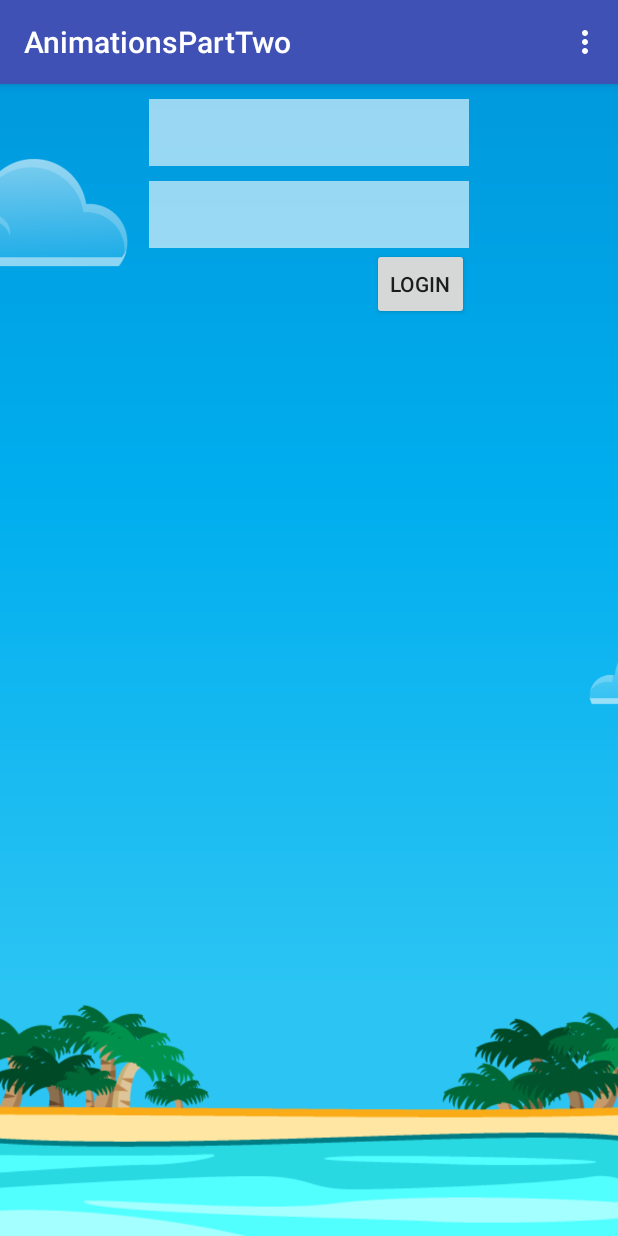
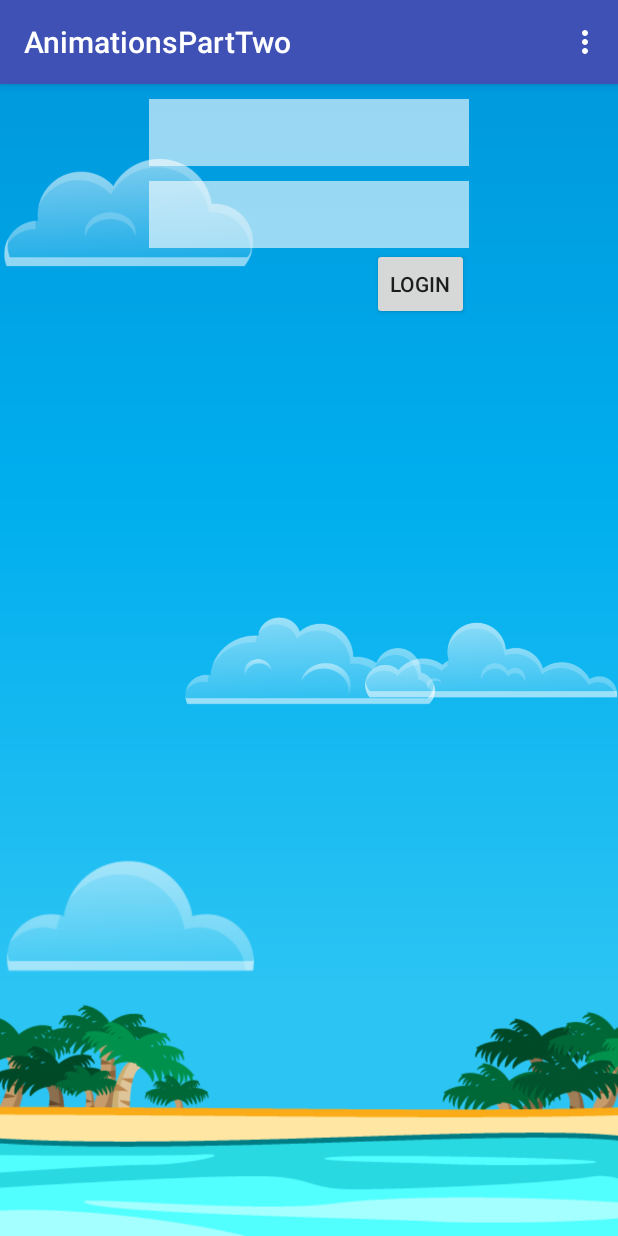
Before and after one commit to JavaAshdod/AnimationsPartTwo, an Android app: the screen it shows after launch (MainActivity), on a phone screen of 412 x 824 dp. Run offline under Robolectric (Android 15) with nearby library versions, the phone set to English and light mode, and no system bars.

```diff
--- a/app/src/main/java/tomerbu/edu/animationsparttwo/MainActivity.java
+++ b/app/src/main/java/tomerbu/edu/animationsparttwo/MainActivity.java
@@ -2,6 +2,8 @@ package tomerbu.edu.animationsparttwo;
 
 import android.animation.Animator;
 import android.animation.AnimatorInflater;
+import android.animation.ObjectAnimator;
+import android.animation.ValueAnimator;
 import android.os.Bundle;
 import android.support.design.widget.FloatingActionButton;
 import android.support.design.widget.Snackbar;
@@ -11,6 +13,10 @@ import android.view.View;
 import android.view.Menu;
 import android.view.MenuItem;
 import android.widget.ImageView;
+import android.widget.RelativeLayout;
+import android.widget.Toast;
+
+import java.util.Random;
 
 public class MainActivity extends AppCompatActivity {
 
@@ -23,6 +29,7 @@ public class MainActivity extends AppCompatActivity {
     private ImageView ivCloud2;
     private ImageView ivCloud3;
     private ImageView ivCloud4;
+    private RelativeLayout layout;
 
     //1)
     @Override
@@ -34,45 +41,57 @@ public class MainActivity extends AppCompatActivity {
 
         Toolbar toolbar = (Toolbar) findViewById(R.id.toolbar);
         setSupportActionBar(toolbar);
-        cloud1Animator = AnimatorInflater.loadAnimator(this, R.animator.move_cloud);
-        cloud2Animator = AnimatorInflater.loadAnimator(this, R.animator.move_cloud2);
-        cloud3Animator = AnimatorInflater.loadAnimator(this, R.animator.move_cloud3);
-        cloud4Animator = AnimatorInflater.loadAnimator(this, R.animator.move_cloud4);
-        animateClouds();
+
     }
+
 
     private void findViews() {
         ivCloud1 = (ImageView) findViewById(R.id.ivCloud1);
         ivCloud2 = (ImageView) findViewById(R.id.ivCloud2);
         ivCloud3 = (ImageView) findViewById(R.id.ivCloud3);
         ivCloud4 = (ImageView) findViewById(R.id.ivCloud4);
+        layout = (RelativeLayout) findViewById(R.id.layout);
     }
 
-    private void animateClouds() {
-        cloud1Animator.setTarget(ivCloud1);
-        cloud1Animator.start();
+    private void animateClouds(View... cloudViews) {
+        Random rand = new Random();
+        for (View cloudView : cloudViews) {
 
-        cloud2Animator.setTarget(ivCloud2);
-        cloud2Animator.start();
+            int layoutWidth = layout.getWidth();
+            int cloudWidth = cloudView.getWidth();
 
-        cloud3Animator.setTarget(ivCloud3);
-        cloud3Animator.start();
+            float startCloudPosition = 0 - cloudWidth;
+            float finalCloudPosition = layoutWidth + cloudWidth;
 
-        cloud4Animator.setTarget(ivCloud4);
-        cloud4Animator.start();
 
+            ObjectAnimator cloudAnimator = ObjectAnimator.ofFloat(cloudView, "X", startCloudPosition, finalCloudPosition);
+            cloudAnimator.setRepeatCount(ObjectAnimator.INFINITE);
+            cloudAnimator.setRepeatMode(ValueAnimator.RESTART);
+            cloudAnimator.setDuration(6000 + rand.nextInt(3000));
+            cloudAnimator.setStartDelay(rand.nextInt(2000));
+            cloudAnimator.start();
+
+        }
     }
 
-    //2)
-    @Override
-    protected void onStart() {
-        super.onStart();
-    }
 
     //3)
     @Override
     protected void onResume() {
         super.onResume();
+    }
+
+    @Override
+    public void onWindowFocusChanged(boolean hasFocus) {
+        super.onWindowFocusChanged(hasFocus);
+
+        ivCloud1.setX( 0 - ivCloud1.getWidth());
+        ivCloud2.setX( 0 - ivCloud2.getWidth());
+        ivCloud3.setX( 0 - ivCloud3.getWidth());
+        ivCloud4.setX( 0 - ivCloud4.getWidth());
+
+        animateClouds(ivCloud1, ivCloud2, ivCloud3, ivCloud4);
+
     }
 
     @Override
--- a/app/src/main/res/animator/move_cloud.xml
+++ /dev/null
@@ -1,12 +0,0 @@
-<?xml version="1.0" encoding="utf-8"?>
-<set xmlns:android="http://schemas.android.com/apk/res/android">
-    <objectAnimator
-        android:duration="7000"
-        android:propertyName="translationX"
-        android:valueFrom="-500"
-        android:valueTo="1100"
-        android:repeatCount="infinite"
-        android:repeatMode="restart"
-        android:interpolator="@android:anim/accelerate_decelerate_interpolator"
-        />
-</set>
--- a/app/src/main/res/animator/move_cloud2.xml
+++ /dev/null
@@ -1,12 +0,0 @@
-<?xml version="1.0" encoding="utf-8"?>
-<set xmlns:android="http://schemas.android.com/apk/res/android">
-    <objectAnimator
-        android:duration="6000"
-        android:propertyName="translationX"
-        android:valueFrom="-500"
-        android:valueTo="1100"
-        android:repeatCount="infinite"
-        android:repeatMode="restart"
-        android:interpolator="@android:anim/accelerate_decelerate_interpolator"
-        />
-</set>
--- a/app/src/main/res/animator/move_cloud3.xml
+++ /dev/null
@@ -1,12 +0,0 @@
-<?xml version="1.0" encoding="utf-8"?>
-<set xmlns:android="http://schemas.android.com/apk/res/android">
-    <objectAnimator
-        android:duration="5000"
-        android:propertyName="translationX"
-        android:valueFrom="-500"
-        android:valueTo="1100"
-        android:repeatCount="infinite"
-        android:repeatMode="restart"
-        android:interpolator="@android:anim/accelerate_decelerate_interpolator"
-        />
-</set>
--- a/app/src/main/res/animator/move_cloud4.xml
+++ /dev/null
@@ -1,12 +0,0 @@
-<?xml version="1.0" encoding="utf-8"?>
-<set xmlns:android="http://schemas.android.com/apk/res/android">
-    <objectAnimator
-        android:duration="9000"
-        android:propertyName="translationX"
-        android:valueFrom="-500"
-        android:valueTo="1100"
-        android:repeatCount="infinite"
-        android:repeatMode="restart"
-        android:interpolator="@android:anim/accelerate_decelerate_interpolator"
-        />
-</set>
--- a/app/src/main/res/layout/content_main.xml
+++ b/app/src/main/res/layout/content_main.xml
@@ -5,7 +5,7 @@
     xmlns:app="http://schemas.android.com/apk/res-auto"
     android:layout_width="match_parent"
     android:layout_height="match_parent"
-
+    android:id="@+id/layout"
     app:layout_behavior="@string/appbar_scrolling_view_behavior"
     tools:showIn="@layout/activity_main"
     tools:context="tomerbu.edu.animationsparttwo.MainActivity">
```
